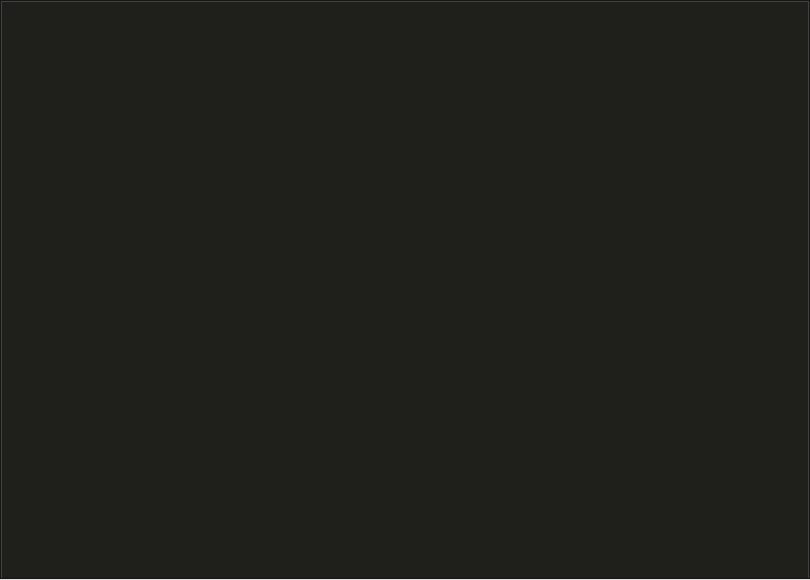
Above: code/mirror/mirror.ui from simon0xia/mirror before the change. Below: the same form after it.
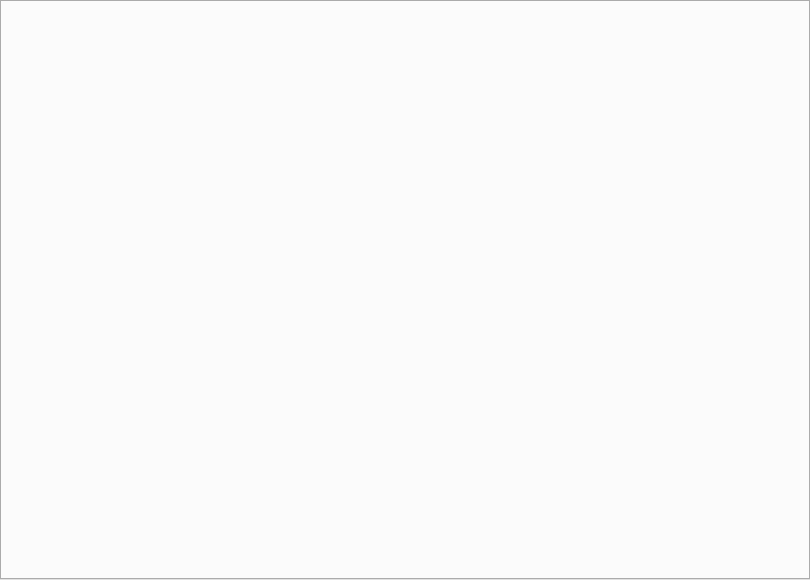
That is the form after the change.

Patch:
```diff
--- a/code/mirror/mirror.ui
+++ b/code/mirror/mirror.ui
@@ -33,7 +33,7 @@
     <item row="0" column="0">
      <widget class="QTabWidget" name="tabWidget_main">
       <property name="styleSheet">
-       <string notr="true">background-color: rgb(31, 31, 28);</string>
+       <string notr="true"/>
       </property>
       <property name="currentIndex">
        <number>-1</number>
```
